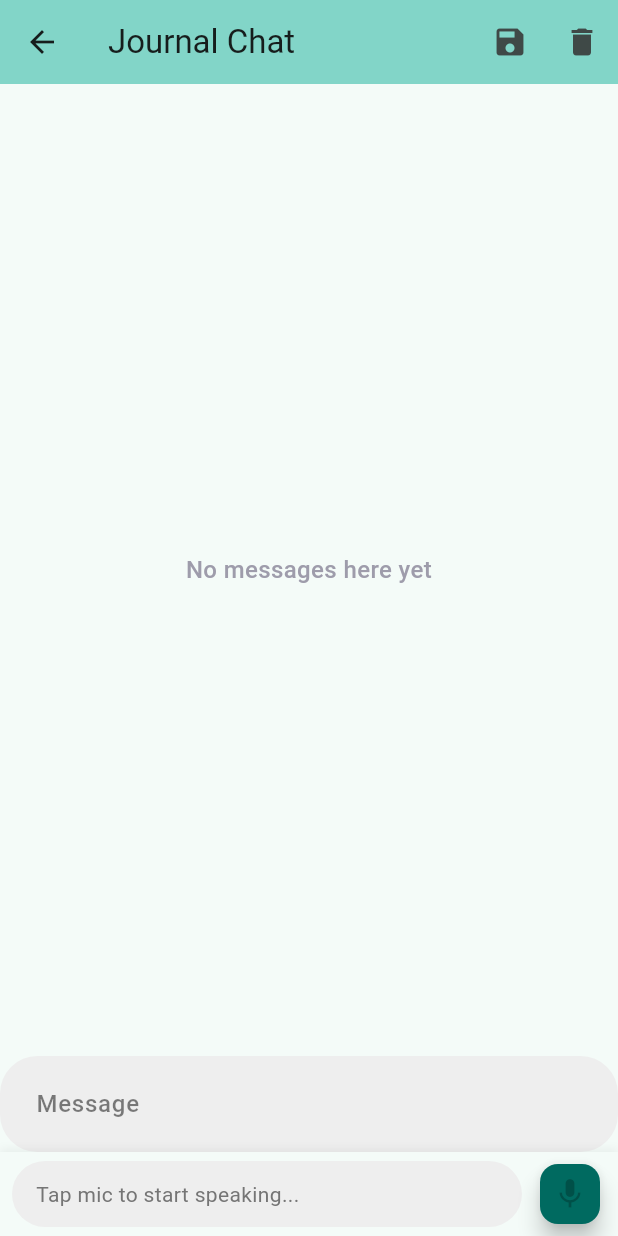
After one commit to qyangaa/serenity_echo, a Flutter app: the screen it shows after launch, after a tap on "Start Journaling", on a phone screen of 412 x 824 dp. The commit adds this screen. Run offline on Flutter 3.47's test engine with Material 3 defaults, Android fonts, the phone set to English and light mode, and no system bars; our stand-ins replace cloud_firestore, firebase_core, flutter_chat_types, flutter_chat_ui, speech_to_text; accounts and stored records are empty; generated files the repository leaves out were written again.

Commit message:
Enhance chat UI and add custom commit rule
- Fix chat message order (newest at bottom)

- Remove custom scroll controller for better compatibility

- Add shadow and improve spacing in chat input area

- Make mic button more compact

- Add custom commit rule to .cursorrules

```diff
--- a/lib/main.dart
+++ b/lib/main.dart
@@ -3,7 +3,8 @@ import 'package:firebase_core/firebase_core.dart';
 import 'package:provider/provider.dart';
 import 'firebase_options.dart';
 import 'services/speech_service.dart';
-import 'ui/screens/voice_journal_screen.dart';
+import 'services/chat_service.dart';
+import 'ui/screens/chat_journal_screen.dart';
 
 void main() async {
   WidgetsFlutterBinding.ensureInitialized();
@@ -18,8 +19,11 @@ class MyApp extends StatelessWidget {
 
   @override
   Widget build(BuildContext context) {
-    return ChangeNotifierProvider(
-      create: (_) => SpeechService(),
+    return MultiProvider(
+      providers: [
+        ChangeNotifierProvider(create: (_) => SpeechService()),
+        ChangeNotifierProvider(create: (_) => ChatService()),
+      ],
       child: MaterialApp(
         title: 'SerenityEcho',
         theme: ThemeData(
@@ -50,7 +54,7 @@ class HomeScreen extends StatelessWidget {
           mainAxisAlignment: MainAxisAlignment.center,
           children: [
             const Icon(
-              Icons.mic,
+              Icons.chat_bubble_outline,
               size: 64,
               color: Colors.teal,
             ),
@@ -71,22 +75,23 @@ class HomeScreen extends StatelessWidget {
               ),
             ),
             const SizedBox(height: 48),
-            ElevatedButton(
+            ElevatedButton.icon(
               onPressed: () {
                 Navigator.push(
                   context,
                   MaterialPageRoute(
-                    builder: (context) => const VoiceJournalScreen(),
+                    builder: (context) => const ChatJournalScreen(),
                   ),
                 );
               },
+              icon: const Icon(Icons.chat),
+              label: const Text('Start Journaling'),
               style: ElevatedButton.styleFrom(
                 padding: const EdgeInsets.symmetric(
                   horizontal: 32,
                   vertical: 16,
                 ),
               ),
-              child: const Text('Start Recording'),
             ),
           ],
         ),
--- /dev/null
+++ b/lib/services/chat_service.dart
@@ -0,0 +1,65 @@
+import 'package:flutter/foundation.dart';
+import '../models/chat_message.dart';
+import 'package:cloud_firestore/cloud_firestore.dart';
+
+class ChatService extends ChangeNotifier {
+  final List<ChatMessage> _messages = [];
+  List<ChatMessage> get messages => _messages;
+
+  // Temporary AI responses until we integrate OpenAI
+  final List<String> _defaultResponses = [
+    "How does that make you feel?",
+    "Can you tell me more about that?",
+    "That sounds challenging. What helped you cope with it?",
+    "I hear you. What would you like to explore about this further?",
+    "It's brave of you to share that. How do you feel now compared to when it happened?",
+  ];
+
+  // Add a new user message and get AI response
+  Future<void> addUserMessage(String content) async {
+    final userMessage = ChatMessage.createUserMessage(content);
+    _messages.add(userMessage);
+    notifyListeners();
+
+    // Get AI response
+    await _getAIResponse();
+  }
+
+  // Temporary method to get AI response
+  Future<void> _getAIResponse() async {
+    // Simulate API delay
+    await Future.delayed(const Duration(seconds: 1));
+
+    // Get a random response
+    final response =
+        _defaultResponses[_messages.length % _defaultResponses.length];
+
+    final aiMessage = ChatMessage.createAIMessage(response);
+    _messages.add(aiMessage);
+    notifyListeners();
+  }
+
+  // Save chat session to Firestore
+  Future<void> saveChatSession() async {
+    try {
+      final chatSession = {
+        'timestamp': DateTime.now(),
+        'messages': _messages.map((msg) => msg.toJson()).toList(),
+      };
+
+      await FirebaseFirestore.instance
+          .collection('chat_sessions')
+          .add(chatSession);
+    } catch (e) {
+      if (kDebugMode) {
+        print('Error saving chat session: $e');
+      }
+    }
+  }
+
+  // Clear chat
+  void clearChat() {
+    _messages.clear();
+    notifyListeners();
+  }
+}
--- /dev/null
+++ b/lib/ui/screens/chat_journal_screen.dart
@@ -0,0 +1,169 @@
+import 'package:flutter/material.dart';
+import 'package:flutter_chat_types/flutter_chat_types.dart' as types;
+import 'package:flutter_chat_ui/flutter_chat_ui.dart';
+import 'package:provider/provider.dart';
+import '../../services/chat_service.dart';
+import '../../services/speech_service.dart';
+
+class ChatJournalScreen extends StatefulWidget {
+  const ChatJournalScreen({super.key});
+
+  @override
+  State<ChatJournalScreen> createState() => _ChatJournalScreenState();
+}
+
+class _ChatJournalScreenState extends State<ChatJournalScreen> {
+  late SpeechService _speechService;
+  late ChatService _chatService;
+  bool _isInitialized = false;
+
+  @override
+  void initState() {
+    super.initState();
+    _speechService = Provider.of<SpeechService>(context, listen: false);
+    _chatService = Provider.of<ChatService>(context, listen: false);
+    _initializeSpeech();
+  }
+
+  Future<void> _initializeSpeech() async {
+    final available = await _speechService.initialize();
+    setState(() {
+      _isInitialized = available;
+    });
+  }
+
+  @override
+  Widget build(BuildContext context) {
+    return Scaffold(
+      appBar: AppBar(
+        title: const Text('Journal Chat'),
+        backgroundColor: Theme.of(context).colorScheme.inversePrimary,
+        actions: [
+          IconButton(
+            icon: const Icon(Icons.save),
+            onPressed: () {
+              _chatService.saveChatSession();
+              ScaffoldMessenger.of(context).showSnackBar(
+                const SnackBar(content: Text('Journal saved!')),
+              );
+            },
+          ),
+          IconButton(
+            icon: const Icon(Icons.delete),
+            onPressed: () {
+              _chatService.clearChat();
+            },
+          ),
+        ],
+      ),
+      body: SafeArea(
+        child: Column(
+          children: [
+            Expanded(
+              child: Consumer<ChatService>(
+                builder: (context, chatService, _) {
+                  final messages = chatService.messages
+                      .map((msg) => msg.toChatUIMessage())
+                      .toList();
+
+                  return Chat(
+                    messages: messages.reversed.toList(),
+                    onSendPressed: _handleSendPressed,
+                    user: const types.User(id: 'user'),
+                    showUserAvatars: false,
+                    showUserNames: false,
+                    theme: DefaultChatTheme(
+                      primaryColor: Theme.of(context).primaryColor,
+                      backgroundColor:
+                          Theme.of(context).scaffoldBackgroundColor,
+                      inputBackgroundColor: Colors.grey[200]!,
+                      inputTextColor: Colors.black87,
+                      inputBorderRadius: BorderRadius.circular(25),
+                      messageBorderRadius: 20,
+                      messageInsetsHorizontal: 16,
+                      messageInsetsVertical: 12,
+                    ),
+                  );
+                },
+              ),
+            ),
+            Consumer<SpeechService>(
+              builder: (context, speechService, _) {
+                return Container(
+                  padding: const EdgeInsets.symmetric(
+                    horizontal: 8.0,
+                    vertical: 4.0,
+                  ),
+                  decoration: BoxDecoration(
+                    color: Theme.of(context).scaffoldBackgroundColor,
+                    boxShadow: [
+                      BoxShadow(
+                        color: Colors.black.withOpacity(0.05),
+                        blurRadius: 4,
+                        offset: const Offset(0, -2),
+                      ),
+                    ],
+                  ),
+                  child: Row(
+                    children: [
+                      Expanded(
+                        child: Container(
+                          padding: const EdgeInsets.symmetric(
+                            horizontal: 16.0,
+                            vertical: 12.0,
+                          ),
+                          decoration: BoxDecoration(
+                            color: Colors.grey[200],
+                            borderRadius: BorderRadius.circular(25),
+                          ),
+                          child: Text(
+                            speechService.text.isEmpty
+                                ? 'Tap mic to start speaking...'
+                                : speechService.text,
+                            style: TextStyle(
+                              color: speechService.text.isEmpty
+                                  ? Colors.grey[600]
+                                  : Colors.black,
+                            ),
+                          ),
+                        ),
+                      ),
+                      const SizedBox(width: 8),
+                      FloatingActionButton(
+                        mini: true,
+                        onPressed: !_isInitialized
+                            ? null
+                            : () async {
+                                if (speechService.isListening) {
+                                  await speechService.stopListening();
+                                  if (speechService.text.isNotEmpty) {
+                                    await _chatService
+                                        .addUserMessage(speechService.text);
+                                    speechService.clearText();
+                                  }
+                                } else {
+                                  await speechService.startListening();
+                                }
+                              },
+                        backgroundColor: speechService.isListening
+                            ? Colors.red
+                            : Theme.of(context).primaryColor,
+                        child: Icon(
+                          speechService.isListening ? Icons.stop : Icons.mic,
+                        ),
+                      ),
+                    ],
+                  ),
+                );
+              },
+            ),
+          ],
+        ),
+      ),
+    );
+  }
+
+  void _handleSendPressed(types.PartialText message) {
+    _chatService.addUserMessage(message.text);
+  }
+}
```
Also changed, not shown: lib/models/chat_message.dart (added, +67 -0 lines), lib/models/journal_entry.dart (added, +61 -0 lines), pubspec.yaml (+11 -2 lines), pubspec.lock, 10 other files.
